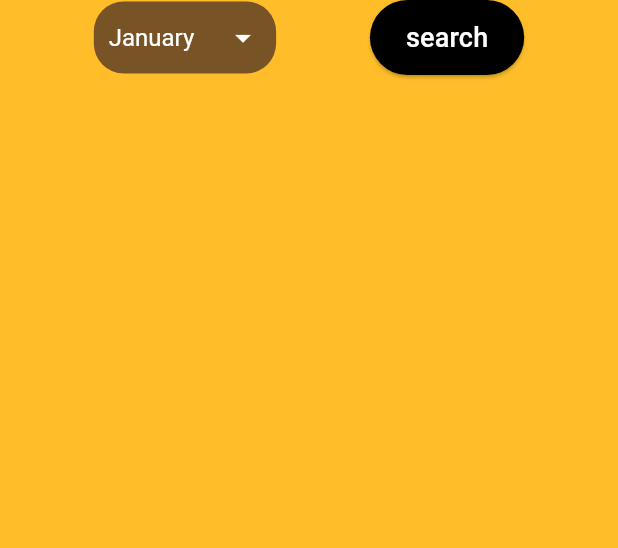
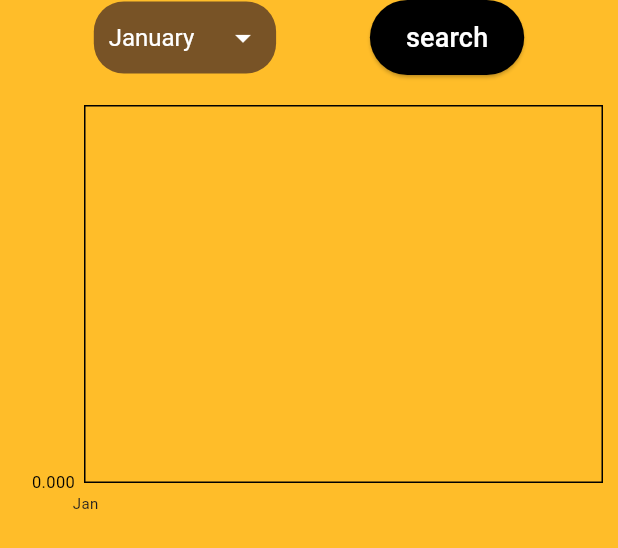
Before and after one commit to Mohamed-Atef-work/Money-Tracker, a Flutter app: the MonthsStatisticsView widget shown alone on an empty page, opened directly, on a phone screen of 412 x 824 dp. Shown: the top 548 px of the screen. Run offline on Flutter 3.47's test engine with Material 3 defaults, Android fonts, the phone set to English and light mode, and no system bars; drawn by our look-alikes of fl_chart; our stand-ins replace dartz, flutter_styled_toast, flutter_svg, get, sqflite; accounts and stored records are empty.

Commit message:
line graph of person and month

```diff
--- a/lib/screens/statistics_layout/controllers/months_statistics_controller.dart
+++ b/lib/screens/statistics_layout/controllers/months_statistics_controller.dart
@@ -15,43 +15,46 @@ class MonthsStatisticsController extends GetxController {
 
   RequestState dataState = RequestState.initial;
 
-  List<TotalModel> monthsTotals = [];
-  List<TotalModel> sidsOfMonthTotals = [];
-  List<TotalModel> personsOfMonthTotals = [];
+  List<TotalModel> eachMonthsTotal = [];
+  List<TotalModel> eachSideOfTotal = [];
+  List<TotalModel> eachPersonTotal = [];
 
-  Future<void> _getAllMonthsTotals() async {
-    monthsTotals = await _repo.getTotalsWithIds(English.monthsList);
-    monthsTotals.map((e) => print(e.toString())).toList();
+  Future<void> _eachMonthTotal() async {
+    eachMonthsTotal = await _repo.getTotalsWithIds(English.monthsList);
+    eachMonthsTotal.map((e) => print(e.toString())).toList();
   }
 
-  Future<void> _getAllSpendingSidesTotalsOfMonth() async {
+  Future<void> eachSideTotalOfMonth() async {
     final month = English.monthsList[personsSides.selectedMonth];
     final ids =
         personsSides.sides.map((side) => monthSide(month, side)).toList();
-    sidsOfMonthTotals = await _repo.getTotalsWithIds(ids);
-    sidsOfMonthTotals.map((e) => print(e.toString())).toList();
+    eachSideOfTotal = await _repo.getTotalsWithIds(ids);
+    eachSideOfTotal.map((e) => print(e.toString())).toList();
   }
 
-  Future<void> _getAllPersonsTotalsOfMonth() async {
+  Future<void> _eachPersonTotalOfMonth() async {
     final month = English.monthsList[personsSides.selectedMonth];
     final ids = personsSides.persons
         .map((persons) => monthPerson(month, persons))
         .toList();
-    personsOfMonthTotals = await _repo.getTotalsWithIds(ids);
-    personsOfMonthTotals.map((e) => print(e.toString())).toList();
+    eachPersonTotal = await _repo.getTotalsWithIds(ids);
+    eachPersonTotal.map((e) => print(e.toString())).toList();
   }
 
   void getData() async {
     try {
       dataState = RequestState.loading;
+      update();
 
-      await _getAllMonthsTotals();
-      await _getAllPersonsTotalsOfMonth();
-      await _getAllSpendingSidesTotalsOfMonth();
+      await _eachMonthTotal();
+      await _eachPersonTotalOfMonth();
+      await eachSideTotalOfMonth();
 
       dataState = RequestState.success;
+      update();
     } on LocalDataBaseException catch (exc) {
       dataState = RequestState.error;
+      update();
     }
   }
 
--- a/lib/screens/statistics_layout/controllers/persons_statistics_controller.dart
+++ b/lib/screens/statistics_layout/controllers/persons_statistics_controller.dart
@@ -16,8 +16,8 @@ class PersonsStatisticsController extends GetxController {
 
   RequestState dataState = RequestState.initial;
 
+  List<TotalModel> eachPersonOfMonth = [];
   List<TotalModel> personTotalEachMonth = [];
-  List<TotalModel> eachPersonOfMonth = [];
   List<TotalModel> eachSideOfPersonOfMonth = [];
 
   Future<void> _personTotalEachMonth() async {
@@ -50,12 +50,14 @@ class PersonsStatisticsController extends GetxController {
   void getData() async {
     try {
       dataState = RequestState.loading;
+      update();
 
       await _personTotalEachMonth();
       await _eachPersonTotalOfMonth();
       await _eachSideTotalOfPersonOfMonth();
 
       dataState = RequestState.success;
+      update();
     } on LocalDataBaseException catch (exc) {
       dataState = RequestState.error;
     }
--- a/lib/screens/statistics_layout/views/month_statistics.dart
+++ b/lib/screens/statistics_layout/views/month_statistics.dart
@@ -1,8 +1,13 @@
 import 'package:get/get.dart';
+import 'package:flutter/material.dart';
+import 'package:fl_chart/fl_chart.dart';
 import 'package:flutter/cupertino.dart';
+import 'package:money_tracker/core/utils/enums.dart';
 import 'package:money_tracker/core/config/local/english.dart';
 import 'package:money_tracker/core/components/custom_button.dart';
+import 'package:money_tracker/core/components/loading_widget.dart';
 import 'package:money_tracker/core/components/drop_down_menu_component.dart';
+import 'package:money_tracker/screens/statistics_layout/widgets/line_graph_widget.dart';
 import 'package:money_tracker/screens/data_layout/controllers/person_sides_data_controller.dart';
 import 'package:money_tracker/screens/statistics_layout/controllers/months_statistics_controller.dart';
 
@@ -33,6 +38,21 @@ class MonthsStatisticsView extends StatelessWidget {
             ),
           ],
         ),
+        const SizedBox(height: 10),
+        GetBuilder<MonthsStatisticsController>(builder: (controller) {
+          if (controller.dataState == RequestState.loading) {
+            return const LoadingWidget();
+          } else {
+            List<FlSpot> spots() => List.generate(
+                  controller.eachMonthsTotal.length,
+                  (index) => FlSpot(
+                    index.toDouble(),
+                    controller.eachMonthsTotal[index].total.toDouble(),
+                  ),
+                );
+            return StatisticsLineGraphWidget(spots: spots());
+          }
+        }),
       ],
     );
   }
--- a/lib/screens/statistics_layout/views/person_statistics.dart
+++ b/lib/screens/statistics_layout/views/person_statistics.dart
@@ -1,11 +1,15 @@
+import 'package:fl_chart/fl_chart.dart';
 import 'package:get/get.dart';
 import 'package:flutter/material.dart';
+import 'package:money_tracker/core/components/loading_widget.dart';
 import 'package:money_tracker/core/config/local/english.dart';
 import 'package:money_tracker/core/components/custom_button.dart';
 import 'package:money_tracker/core/components/drop_down_menu_component.dart';
+import 'package:money_tracker/core/utils/enums.dart';
 import 'package:money_tracker/screens/repositories/models/expanse_model.dart';
 import 'package:money_tracker/screens/data_layout/controllers/person_sides_data_controller.dart';
 import 'package:money_tracker/screens/statistics_layout/controllers/persons_statistics_controller.dart';
+import 'package:money_tracker/screens/statistics_layout/widgets/line_graph_widget.dart';
 
 class PersonsStatisticsView extends StatelessWidget {
   const PersonsStatisticsView({super.key});
@@ -37,6 +41,21 @@ class PersonsStatisticsView extends StatelessWidget {
             ],
           ),
         ),
+        const SizedBox(height: 10),
+        GetBuilder<PersonsStatisticsController>(builder: (controller) {
+          if (controller.dataState == RequestState.loading) {
+            return const LoadingWidget();
+          } else {
+            List<FlSpot> spots() => List.generate(
+                  controller.personTotalEachMonth.length,
+                  (index) => FlSpot(
+                    index.toDouble(),
+                    controller.personTotalEachMonth[index].total.toDouble(),
+                  ),
+                );
+            return StatisticsLineGraphWidget(spots: spots());
+          }
+        }),
       ],
     );
   }
--- a/lib/screens/statistics_layout/views/statistics_layout_screen.dart
+++ b/lib/screens/statistics_layout/views/statistics_layout_screen.dart
@@ -19,13 +19,7 @@ class StatisticsLayoutScreen extends StatelessWidget {
     return GetBuilder<StatisticsLayoutController>(
       builder: (controller) => Scaffold(
         appBar: CustomAppBar(title: English.statistics),
-        body: Column(
-          crossAxisAlignment: CrossAxisAlignment.start,
-          children: [
-            CustomText(text: controller.titles[controller.index]),
-            _body(controller.index),
-          ],
-        ),
+        body: _body(controller.index),
         bottomNavigationBar: AppBottomNav(
           index: controller.index,
           onTap: (index) => controller.changeIndex(index),
--- /dev/null
+++ b/lib/screens/statistics_layout/widgets/line_graph_widget.dart
@@ -0,0 +1,54 @@
+import 'package:get/get.dart';
+import 'package:flutter/material.dart';
+import 'package:fl_chart/fl_chart.dart';
+import 'package:money_tracker/core/config/local/english.dart';
+import 'package:money_tracker/core/utils/constants/constants.dart';
+
+class StatisticsLineGraphWidget extends StatelessWidget {
+  final List<FlSpot> spots;
+
+  const StatisticsLineGraphWidget({
+    required this.spots,
+    super.key,
+  });
+
+  @override
+  Widget build(BuildContext context) {
+    return Container(
+      height: 300,
+      padding: const EdgeInsets.all(10),
+      child: LineChart(
+        LineChartData(
+          minY: 0,
+          //maxX: 11,
+          lineBarsData: [
+            LineChartBarData(
+              barWidth: 2,
+              //colors: [kDarkBrown],
+              spots: spots,
+            ),
+          ],
+          titlesData: FlTitlesData(
+            topTitles: SideTitles(showTitles: false),
+            rightTitles: SideTitles(showTitles: false),
+            bottomTitles: SideTitles(
+              showTitles: true,
+              getTitles: _getBottomTitles,
+              getTextStyles: (context, value) => const TextStyle(fontSize: 10),
+            ),
+          ),
+          axisTitleData: FlAxisTitleData(
+            leftTitle: AxisTitle(titleText: kTotals, showTitle: true),
+            bottomTitle: AxisTitle(titleText: kMonths, showTitle: true),
+          ),
+        ),
+      ),
+    );
+  }
+
+  String _getBottomTitles(double value) {
+    final month = English.monthsList[value.toInt()].tr;
+    final reducedMonth = month[0] + month[1] + month[2];
+    return reducedMonth;
+  }
+}
--- a/pubspec.yaml
+++ b/pubspec.yaml
@@ -23,6 +23,8 @@ dependencies:
   get: ^4.6.6
   flutter_svg: ^2.0.5
   sqflite: ^2.3.3+1
+  fl_chart: ^0.40.0
+
 
 
 
```
Also changed, not shown: lib/screens/statistics_layout/widgets/month_statistics_view.dart (deleted), lib/screens/statistics_layout/widgets/person_statistics_view.dart (deleted), lib/screens/statistics_layout/widgets/revenue_statistics_view.dart (deleted), pubspec.lock.
